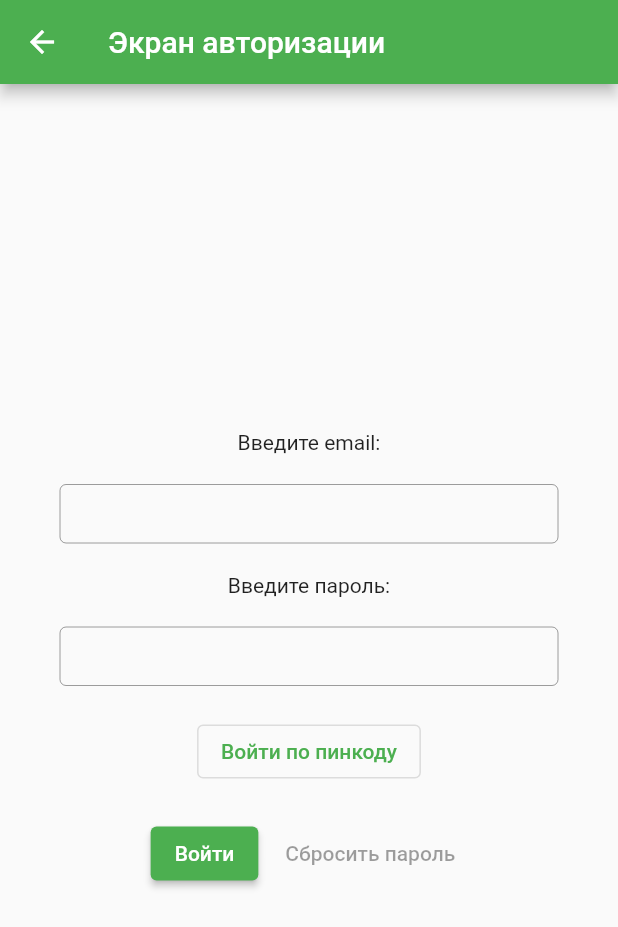
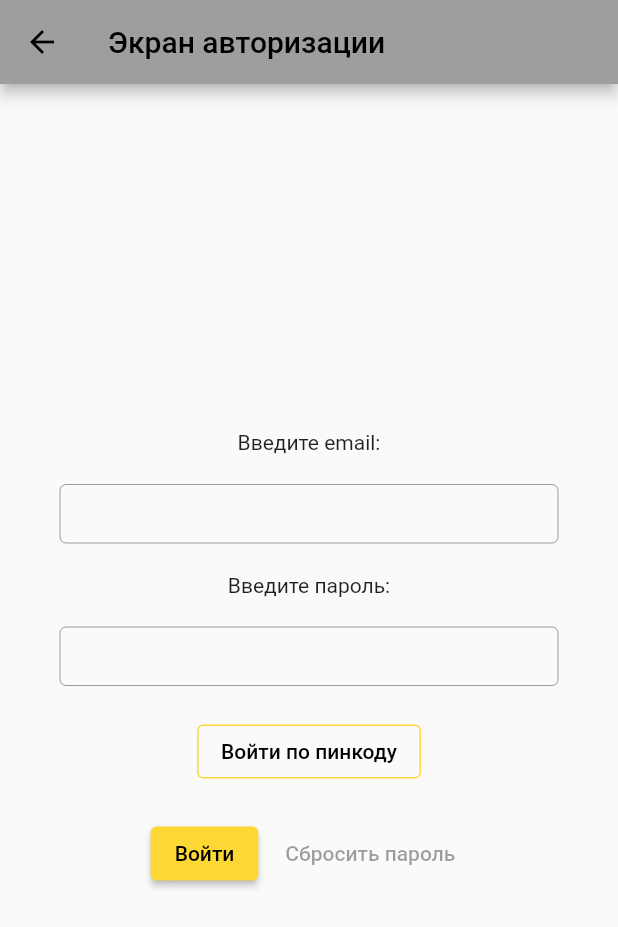
Before and after one commit to Nazarian-maker/my_restaurant_app, a Flutter app: the screen it shows after launch, after a tap on "Администратор", on a phone screen of 412 x 824 dp. Shown: the top 927 px of the screen. Run offline on Flutter 3.47's test engine with Material 2 defaults, Android fonts, the phone set to English and light mode, and no system bars; our stand-ins replace animated_splash_screen, google_fonts, pin_code_fields; network calls fail; Roboto replaces fonts that are missing (Marmelad).

Commit message:
changed app colors

```diff
--- a/restaurant/lib/main.dart
+++ b/restaurant/lib/main.dart
@@ -33,7 +33,7 @@ class MyApp extends StatelessWidget {
           textTheme: GoogleFonts.marmeladTextTheme(
             Theme.of(context).textTheme,
           ),
-          colorScheme: ColorScheme.fromSwatch(primarySwatch: Colors.green)
+          colorScheme: ColorScheme.fromSwatch(primarySwatch: Colors.grey)
               .copyWith(background: Colors.white),
         ),
         routes: {
--- a/restaurant/lib/models/product.dart
+++ b/restaurant/lib/models/product.dart
@@ -27,7 +27,7 @@ class ProductDataProvider with ChangeNotifier {
       price: 166.99,
       imgUrl:
           'https://encrypted-tbn0.gstatic.com/images?q=tbn:ANd9GcTUf2ez101D52qP1yId59ONKsbwpEB6uO4mUA&usqp=CAU',
-      color: '0xFFFFC107',
+      color: '0xFFFDD835',
     ),
     Product(
       id: '2',
@@ -36,7 +36,7 @@ class ProductDataProvider with ChangeNotifier {
       price: 186.99,
       imgUrl:
       'https://cdn.bahroma1.ru/goods/grandburger_6366d239d48cc.jpg',
-      color: '0xFFFFC107',
+      color: '0xFFFDD835',
     ),
     Product(
       id: '3',
@@ -45,7 +45,7 @@ class ProductDataProvider with ChangeNotifier {
       price: 166.99,
       imgUrl:
           'https://encrypted-tbn0.gstatic.com/images?q=tbn:ANd9GcTUf2ez101D52qP1yId59ONKsbwpEB6uO4mUA&usqp=CAU',
-      color: '0xFFFFC107',
+      color: '0xFFFDD835',
     ),
     Product(
       id: '4',
@@ -54,7 +54,7 @@ class ProductDataProvider with ChangeNotifier {
       price: 186.99,
       imgUrl:
       'https://cdn.bahroma1.ru/goods/grandburger_6366d239d48cc.jpg',
-      color: '0xFFFFC107',
+      color: '0xFFFDD835',
     ),
     Product(
       id: '5',
@@ -63,7 +63,7 @@ class ProductDataProvider with ChangeNotifier {
       price: 166.99,
       imgUrl:
           'https://encrypted-tbn0.gstatic.com/images?q=tbn:ANd9GcTUf2ez101D52qP1yId59ONKsbwpEB6uO4mUA&usqp=CAU',
-      color: '0xFFFFC107',
+      color: '0xFFFDD835',
     ),
   ];
 
--- a/restaurant/lib/pages/cart_page.dart
+++ b/restaurant/lib/pages/cart_page.dart
@@ -39,7 +39,7 @@ class CartPage extends StatelessWidget {
                       onPressed: () {
                         cartData.clear();
                       },
-                      color: Colors.amber,
+                      color: Colors.yellow.shade600,
                       child: Text('Купить!'),
                     ),
                   ],
--- a/restaurant/lib/pages/home_page.dart
+++ b/restaurant/lib/pages/home_page.dart
@@ -19,7 +19,7 @@ class HomePage extends StatelessWidget {
         return shouldPop ?? false;
       },
       child: Scaffold(
-        backgroundColor: Colors.lightGreen,
+        backgroundColor: Colors.grey.shade400,
         body: SafeArea(
           child: Container(
             height: MediaQuery.of(context).size.height - 85,
--- a/restaurant/lib/pages/item_page.dart
+++ b/restaurant/lib/pages/item_page.dart
@@ -74,7 +74,7 @@ class ItemPage extends StatelessWidget {
                         ? Column(
                             children: [
                               MaterialButton(
-                                  color: Color(0xFF8BC34A),
+                                  color: Color(0xFFFDD835),
                                   child: Text('Перейти в корзину '),
                                   onPressed: () {
                                     Navigator.of(context)
@@ -93,7 +93,7 @@ class ItemPage extends StatelessWidget {
                           )
                         : MaterialButton(
                             child: Text('Добавить в корзину'),
-                            color: Colors.amber,
+                            color: Colors.yellow.shade600,
                             onPressed: () {
                               Provider.of<CartDataProvider>(context,
                                       listen: false)
--- a/restaurant/lib/pages/otp_page.dart
+++ b/restaurant/lib/pages/otp_page.dart
@@ -20,13 +20,13 @@ class _PinPageState extends State<PinPage> {
     return Scaffold(
       appBar: AppBar(
         title: Text('Экран авторизации'),
-        backgroundColor: Colors.deepOrangeAccent,
+        backgroundColor: Colors.yellow,
       ),
       body: Container(
         decoration: BoxDecoration(
           gradient: LinearGradient(
             colors: [
-              Colors.deepOrangeAccent,
+              Colors.blue.shade800,
               Colors.deepPurple,
             ],
           ),
--- a/restaurant/lib/pages/person_acc.dart
+++ b/restaurant/lib/pages/person_acc.dart
@@ -31,7 +31,7 @@ class PersonAccount extends StatelessWidget {
                   backgroundColor: Colors.grey,
                   child: CircleAvatar(
                     radius: 50,
-                    backgroundColor: Colors.lightGreen,
+                    backgroundColor: Colors.yellow.shade600,
                     child: Text(
                       'User',
                       style: TextStyle(
--- a/restaurant/lib/pages/splash_screen.dart
+++ b/restaurant/lib/pages/splash_screen.dart
@@ -17,7 +17,7 @@ class SplashScreen extends StatelessWidget {
           ],
         ),
       ),
-      backgroundColor: Colors.amber,
+      backgroundColor: Colors.yellow,
       nextScreen: const AuthWidget(),
       splashIconSize: 550,
       splashTransition: SplashTransition.slideTransition,
--- a/restaurant/lib/widgets/admin_auth.dart
+++ b/restaurant/lib/widgets/admin_auth.dart
@@ -53,7 +53,6 @@ class _AdminAuthState extends State<AdminAuth> {
                 height: 20,
               ),
             ],
-
             Text('Введите email:'),
             SizedBox(
               height: 20,
@@ -97,7 +96,13 @@ class _AdminAuthState extends State<AdminAuth> {
                       Navigator.of(context).pushNamed('/pin_page');
                     });
                   },
-                  child: Text('Войти по пинкоду'),
+                  child: Text(
+                    'Войти по пинкоду',
+                    style: TextStyle(color: Colors.black),
+                  ),
+                  style: OutlinedButton.styleFrom(
+                    side: BorderSide(color: Colors.yellow.shade600),
+                  ),
                 ),
               ],
             ),
@@ -110,6 +115,9 @@ class _AdminAuthState extends State<AdminAuth> {
                 ElevatedButton(
                   onPressed: _auth,
                   child: Text('Войти'),
+                  style: ButtonStyle(
+                      backgroundColor:
+                          MaterialStateProperty.all(Colors.yellow.shade600)),
                 ),
                 SizedBox(
                   width: 10,
--- a/restaurant/lib/widgets/auth_widget.dart
+++ b/restaurant/lib/widgets/auth_widget.dart
@@ -21,7 +21,7 @@ class _AuthWidgetState extends State<AuthWidget> {
           width: 300,
           height: 150,
           decoration: BoxDecoration(
-            color: Colors.lightGreen,
+            color: Colors.grey.shade400,
             borderRadius: BorderRadius.circular(30),
           ),
           child: Column(
@@ -39,7 +39,7 @@ class _AuthWidgetState extends State<AuthWidget> {
                   ElevatedButton(
                       style: ButtonStyle(
                         backgroundColor:
-                            MaterialStateProperty.all(Colors.amber),
+                            MaterialStateProperty.all(Colors.yellow.shade600),
                       ),
                       onPressed:() {
                         Navigator.pushNamed(context, '/admin_auth');
@@ -53,7 +53,7 @@ class _AuthWidgetState extends State<AuthWidget> {
                   ),
                   ElevatedButton(
                     style: ButtonStyle(
-                      backgroundColor: MaterialStateProperty.all(Colors.amber),
+                      backgroundColor: MaterialStateProperty.all(Colors.yellow.shade600),
                     ),
                     onPressed: () {
                       Navigator.pushNamed(context, '/pin_page');
--- a/restaurant/lib/widgets/bottom_bar.dart
+++ b/restaurant/lib/widgets/bottom_bar.dart
@@ -18,7 +18,7 @@ class BottomBar extends StatelessWidget {
       child: Container(
         height: 60.0,
         decoration: BoxDecoration(
-          color: Colors.lightGreen,
+          color: Colors.grey.shade400,
         ),
         child: Row(
           mainAxisAlignment: MainAxisAlignment.spaceEvenly,
```
